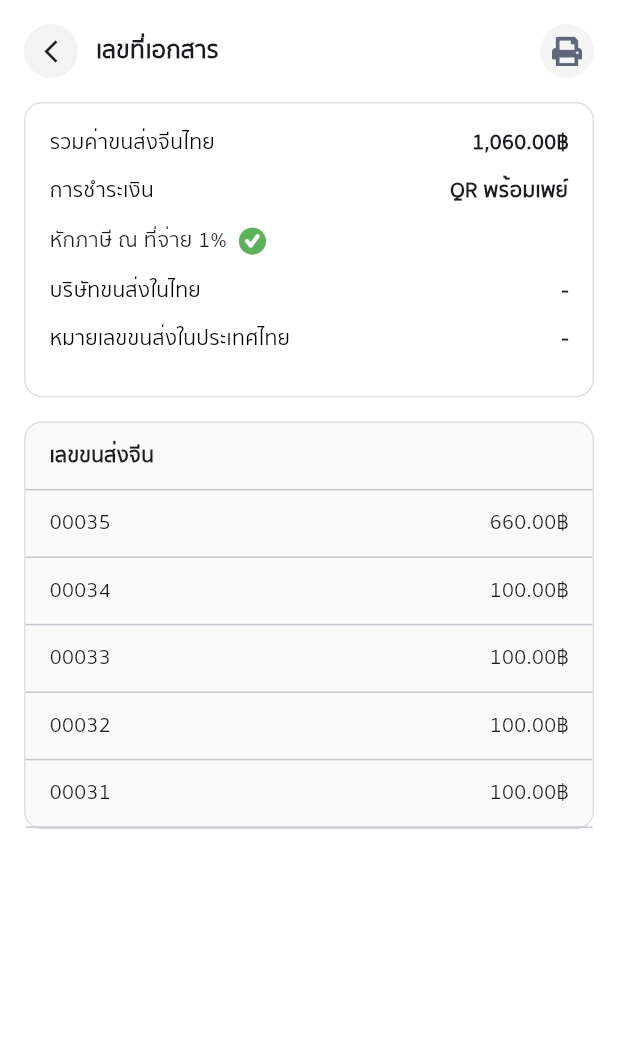
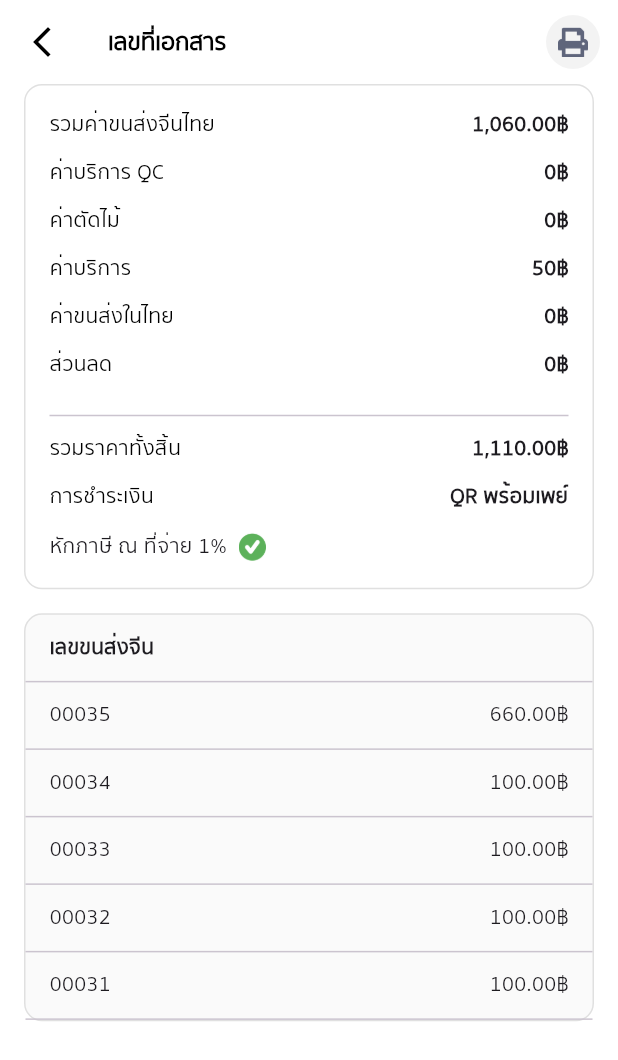
Before and after one commit to AshaTechCorporation/gcargo, a Flutter app: the TransportCostDetailPage screen opened directly with empty values, on a phone screen of 412 x 824 dp. Shown: the top 1060 px of the screen. Run offline on Flutter 3.47's test engine with Material 3 defaults, Android fonts, the phone set to English and light mode, and no system bars; our stand-ins replace device_info_plus, dio, file_picker, flutter_widget_from_html, get, hive and 3 more; accounts and stored records are empty; network calls fail.

Commit message:
แก้หน้าหน้าขนส่งดีไซน์

```diff
--- a/lib/bill/transportCostDetailPage.dart
+++ b/lib/bill/transportCostDetailPage.dart
@@ -9,35 +9,27 @@ class TransportCostDetailPage extends StatelessWidget {
   Widget build(BuildContext context) {
     return Scaffold(
       backgroundColor: Colors.white,
-      body: SafeArea(
-        child: Column(
-          children: [
-            // 🔹 Header
+      appBar: AppBar(
+        backgroundColor: Colors.white,
+        elevation: 0,
+        automaticallyImplyLeading: false,
+        leading: IconButton(icon: const Icon(Icons.arrow_back_ios_new, color: Colors.black), onPressed: () => Navigator.pop(context)),
+        title: Text('เลขที่เอกสาร $paper_number', style: const TextStyle(color: Colors.black, fontSize: 16, fontWeight: FontWeight.w600)),
+        actions: [
           Padding(
-              padding: const EdgeInsets.symmetric(horizontal: 16, vertical: 16),
-              child: Row(
-                children: [
-                  GestureDetector(
-                    onTap: () => Navigator.pop(context),
+            padding: const EdgeInsets.only(right: 12),
             child: Container(
               width: 36,
               height: 36,
               decoration: const BoxDecoration(color: Color(0xFFF3F3F3), shape: BoxShape.circle),
-                      child: const Center(child: Icon(Icons.arrow_back_ios_new, size: 18)),
+              child: Center(child: Image.asset('assets/icons/print-icon.png', width: 20)),
             ),
-                  ),
-                  const SizedBox(width: 12),
-                  Expanded(child: Text('เลขที่เอกสาร ${paper_number}', style: TextStyle(fontSize: 16, fontWeight: FontWeight.w600))),
-                  Container(
-                    width: 36,
-                    height: 36,
-                    decoration: BoxDecoration(color: Colors.grey.shade100, shape: BoxShape.circle),
-                    child: Center(child: Image.asset('assets/icons/print-icon.png', width: 20)),
           ),
         ],
       ),
-            ),
-
+      body: SafeArea(
+        child: Column(
+          children: [
             // 🔹 Section: ข้อมูลรวม
             Padding(
               padding: const EdgeInsets.symmetric(horizontal: 16),
@@ -47,13 +39,20 @@ class TransportCostDetailPage extends StatelessWidget {
                 child: Column(
                   children: [
                     _rowItem('รวมค่าขนส่งจีนไทย', '1,060.00฿'),
+                    _rowItem('ค่าบริการ QC', '0฿'),
+                    _rowItem('ค่าตัดไม้', '0฿'),
+                    _rowItem('ค่าบริการ', '50฿'),
+                    _rowItem('ค่าขนส่งในไทย', '0฿'),
+                    _rowItem('ส่วนลด', '0฿'),
+                    const Divider(height: 24),
+                    _rowItem('รวมราคาทั้งสิ้น', '1,110.00฿', bold: true),
                     _rowItem('การชำระเงิน', 'QR พร้อมเพย์'),
                     Row(
                       children: [
                         Expanded(
                           child: Row(
                             children: [
-                              Text('หักภาษี ณ ที่จ่าย 1%', style: TextStyle(fontSize: 14)),
+                              const Text('หักภาษี ณ ที่จ่าย 1%', style: TextStyle(fontSize: 14)),
                               const SizedBox(width: 8),
                               Image.asset('assets/icons/green-success.png', width: 18),
                             ],
@@ -61,13 +60,11 @@ class TransportCostDetailPage extends StatelessWidget {
                         ),
                       ],
                     ),
-                    const SizedBox(height: 12),
-                    _rowItem('บริษัทขนส่งในไทย', '-'),
-                    _rowItem('หมายเลขขนส่งในประเทศไทย', '-'),
                   ],
                 ),
               ),
             ),
+
             const SizedBox(height: 16),
 
             // 🔹 Section: รายการขนส่งจีน
@@ -99,14 +96,14 @@ class TransportCostDetailPage extends StatelessWidget {
     );
   }
 
-  Widget _rowItem(String title, String value) {
+  Widget _rowItem(String title, String value, {bool bold = false}) {
     return Padding(
       padding: const EdgeInsets.only(bottom: 12),
       child: Row(
         mainAxisAlignment: MainAxisAlignment.spaceBetween,
         children: [
           Text(title, style: const TextStyle(fontSize: 14, color: Colors.black)),
-          Text(value, style: const TextStyle(fontSize: 14, fontWeight: FontWeight.w600)),
+          Text(value, style: TextStyle(fontSize: 14, fontWeight: bold ? FontWeight.bold : FontWeight.w600)),
         ],
       ),
     );
```
Also changed, not shown: lib/bill/boxShippingDetailPage.dart (+22 -33 lines), lib/bill/chinaShippingDetailPage.dart (+29 -31 lines), lib/bill/transportCostPage.dart (+16 -16 lines). Lines whose indentation alone changed are shown as unchanged.
